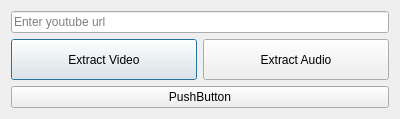
The window that src/forms/MainWindow/startwindow.ui (Rasakhatskiy/Labs_S3_OOOP_Project) describes before a commit, drawn with Qt 5.
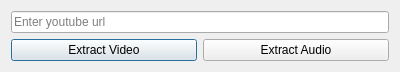
The same window after the commit.

Patch:
```diff
--- a/src/forms/MainWindow/startwindow.ui
+++ b/src/forms/MainWindow/startwindow.ui
@@ -7,7 +7,7 @@
     <x>0</x>
     <y>0</y>
     <width>400</width>
-    <height>119</height>
+    <height>69</height>
    </rect>
   </property>
   <property name="windowTitle">
@@ -51,13 +51,6 @@
      </item>
     </layout>
    </item>
-   <item>
-    <widget class="QPushButton" name="pushButton">
-     <property name="text">
-      <string>PushButton</string>
-     </property>
-    </widget>
-   </item>
   </layout>
  </widget>
  <resources/>
```
Left out of the diff: 2 changed lines with no effect on the pictures.
